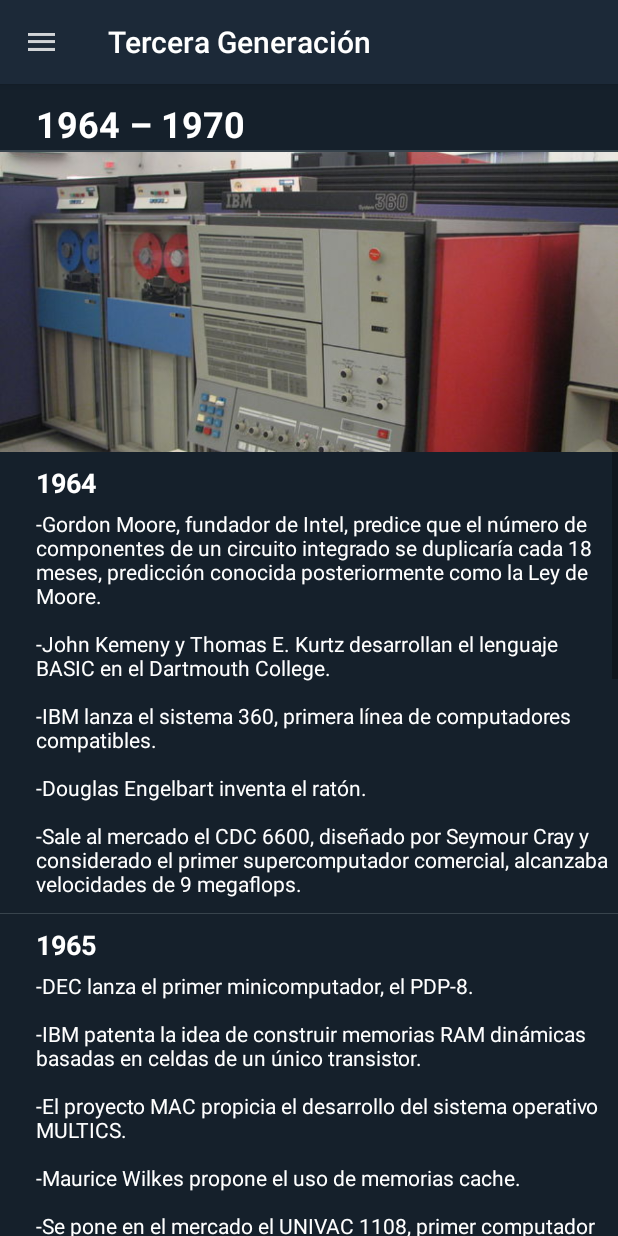
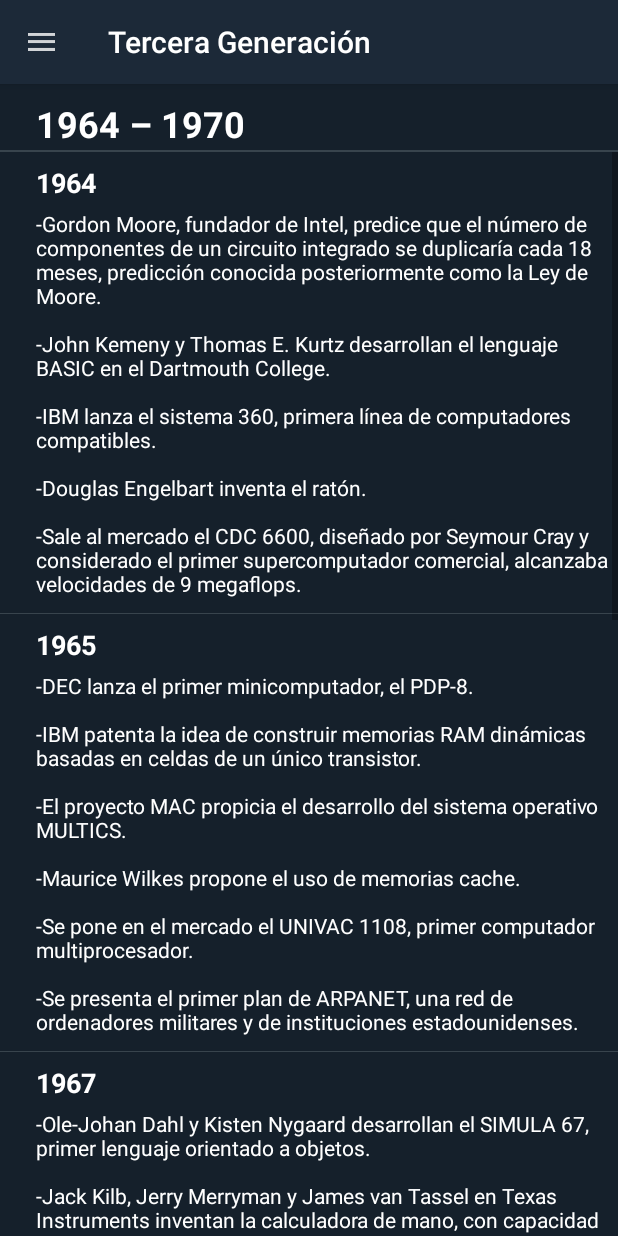
Before and after one commit to dgrdm9/ComputerHistory, an Android app: the screen it shows after launch (MainActivity), in the side drawer, after a tap on "Tercera Generación", on a phone screen of 412 x 824 dp. Run offline under Robolectric (Android 15) with nearby library versions, the phone set to English and light mode, and no system bars; our stand-ins replace Picasso.

Commit message:
Revert "Added some images to the fragments"
This reverts commit 6146a5f439ad974809ab706f157f5e9f586e9876.

```diff
--- a/app/src/main/java/com/dgrdm9/menulist/Fragments/FirstFragment.java
+++ b/app/src/main/java/com/dgrdm9/menulist/Fragments/FirstFragment.java
@@ -6,14 +6,12 @@
 import android.view.LayoutInflater;
 import android.view.View;
 import android.view.ViewGroup;
-import android.widget.ImageView;
 import android.widget.ListView;
 
 import com.dgrdm9.menulist.Adapters.EventoAdapter;
 import com.dgrdm9.menulist.Models.Evento;
 import com.dgrdm9.menulist.R;
 import com.dgrdm9.menulist.Utilities.Util;
-import com.squareup.picasso.Picasso;
 
 import java.util.ArrayList;
 import java.util.List;
@@ -26,7 +24,6 @@
     private ListView listView;
     private List<Evento> eventoList;
     private EventoAdapter listAdapter;
-    private ImageView imageView;
 
     public FirstFragment() {
         // Required empty public constructor
@@ -38,8 +35,6 @@
                              Bundle savedInstanceState) {
         // Inflate the layout for this fragment
         View v = inflater.inflate(R.layout.fragment_first, container, false);
-        imageView = v.findViewById(R.id.firstImage);
-        Picasso.get().load(R.drawable.eniac).fit().centerCrop().into(imageView);
         eventoList = new ArrayList<>();
         listView = v.findViewById(R.id.listView1);
         eventoList = Util.setFirstEventos();
--- a/app/src/main/java/com/dgrdm9/menulist/Fragments/ForthFragment.java
+++ b/app/src/main/java/com/dgrdm9/menulist/Fragments/ForthFragment.java
@@ -6,14 +6,12 @@
 import android.view.LayoutInflater;
 import android.view.View;
 import android.view.ViewGroup;
-import android.widget.ImageView;
 import android.widget.ListView;
 
 import com.dgrdm9.menulist.Adapters.EventoAdapter;
 import com.dgrdm9.menulist.Models.Evento;
 import com.dgrdm9.menulist.R;
 import com.dgrdm9.menulist.Utilities.Util;
-import com.squareup.picasso.Picasso;
 
 import java.util.ArrayList;
 import java.util.List;
@@ -26,7 +24,6 @@
     private ListView listView;
     private List<Evento> eventoList;
     private EventoAdapter listAdapter;
-    private ImageView imageView;
 
     public ForthFragment() {
         // Required empty public constructor
@@ -37,8 +34,6 @@
     public View onCreateView(LayoutInflater inflater, ViewGroup container,
                              Bundle savedInstanceState) {
         View v = inflater.inflate(R.layout.fragment_forth, container, false);
-        imageView = v.findViewById(R.id.forthImage);
-        Picasso.get().load(R.drawable.ibmpc).fit().centerCrop().into(imageView);
         eventoList = new ArrayList<>();
         listView = v.findViewById(R.id.listView4);
         eventoList = Util.setForthEventos();
--- a/app/src/main/java/com/dgrdm9/menulist/Fragments/PrehFragment.java
+++ b/app/src/main/java/com/dgrdm9/menulist/Fragments/PrehFragment.java
@@ -6,7 +6,6 @@
 import android.view.LayoutInflater;
 import android.view.View;
 import android.view.ViewGroup;
-import android.widget.ImageView;
 import android.widget.ListAdapter;
 import android.widget.ListView;
 
@@ -14,7 +13,6 @@
 import com.dgrdm9.menulist.Models.Evento;
 import com.dgrdm9.menulist.R;
 import com.dgrdm9.menulist.Utilities.Util;
-import com.squareup.picasso.Picasso;
 
 import java.util.ArrayList;
 import java.util.List;
@@ -28,7 +26,6 @@
     private ListView listView;
     private List<Evento> eventoList;
     private EventoAdapter listAdapter;
-    private ImageView imageView;
 
     public PrehFragment() {
         // Required empty public constructor
@@ -39,8 +36,6 @@
     public View onCreateView(LayoutInflater inflater, ViewGroup container,
                              Bundle savedInstanceState) {
         View v = inflater.inflate(R.layout.fragment_preh, container, false);
-        imageView = v.findViewById(R.id.prehImage);
-        Picasso.get().load(R.drawable.babbage).fit().centerCrop().into(imageView);
         eventoList = new ArrayList<>();
         listView = v.findViewById(R.id.listView0);
         eventoList = Util.setPrehEventos();
--- a/app/src/main/java/com/dgrdm9/menulist/Fragments/SecondFragment.java
+++ b/app/src/main/java/com/dgrdm9/menulist/Fragments/SecondFragment.java
@@ -6,14 +6,12 @@
 import android.view.LayoutInflater;
 import android.view.View;
 import android.view.ViewGroup;
-import android.widget.ImageView;
 import android.widget.ListView;
 
 import com.dgrdm9.menulist.Adapters.EventoAdapter;
 import com.dgrdm9.menulist.Models.Evento;
 import com.dgrdm9.menulist.R;
 import com.dgrdm9.menulist.Utilities.Util;
-import com.squareup.picasso.Picasso;
 
 import java.util.ArrayList;
 import java.util.List;
@@ -26,7 +24,6 @@
     private ListView listView;
     private List<Evento> eventoList;
     private EventoAdapter listAdapter;
-    private ImageView imageView;
 
     public SecondFragment() {
         // Required empty public constructor
@@ -38,8 +35,6 @@
                              Bundle savedInstanceState) {
         // Inflate the layout for this fragment
         View v = inflater.inflate(R.layout.fragment_second, container, false);
-        imageView = v.findViewById(R.id.secondImage);
-        Picasso.get().load(R.drawable.ibm350).fit().centerCrop().into(imageView);
         eventoList = new ArrayList<>();
         listView = v.findViewById(R.id.listView2);
         eventoList = Util.setSecondEventos();
--- a/app/src/main/java/com/dgrdm9/menulist/Fragments/ThirdFragment.java
+++ b/app/src/main/java/com/dgrdm9/menulist/Fragments/ThirdFragment.java
@@ -6,14 +6,12 @@
 import android.view.LayoutInflater;
 import android.view.View;
 import android.view.ViewGroup;
-import android.widget.ImageView;
 import android.widget.ListView;
 
 import com.dgrdm9.menulist.Adapters.EventoAdapter;
 import com.dgrdm9.menulist.Models.Evento;
 import com.dgrdm9.menulist.R;
 import com.dgrdm9.menulist.Utilities.Util;
-import com.squareup.picasso.Picasso;
 
 import java.util.ArrayList;
 import java.util.List;
@@ -26,7 +24,6 @@
     private ListView listView;
     private List<Evento> eventoList;
     private EventoAdapter listAdapter;
-    private ImageView imageView;
 
     public ThirdFragment() {
         // Required empty public constructor
@@ -37,8 +34,6 @@
     public View onCreateView(LayoutInflater inflater, ViewGroup container,
                              Bundle savedInstanceState) {
         View v = inflater.inflate(R.layout.fragment_third, container, false);
-        imageView = v.findViewById(R.id.thirdImage);
-        Picasso.get().load(R.drawable.ibm360).fit().centerCrop().into(imageView);
         eventoList = new ArrayList<>();
         listView = v.findViewById(R.id.listView3);
         eventoList = Util.setThirdEventos();
--- a/app/src/main/java/com/dgrdm9/menulist/Utilities/Util.java
+++ b/app/src/main/java/com/dgrdm9/menulist/Utilities/Util.java
@@ -67,7 +67,7 @@
         eventoList.add(new Evento("1965", "-DEC lanza el primer minicomputador, el PDP-8.\n\n-IBM patenta la idea de construir memorias RAM dinámicas basadas en celdas de un único transistor.\n\n-El proyecto MAC propicia el desarrollo del sistema operativo MULTICS.\n\n-Maurice Wilkes propone el uso de memorias cache.\n\n-Se pone en el mercado el UNIVAC 1108, primer computador multiprocesador.\n\n-Se presenta el primer plan de ARPANET, una red de ordenadores militares y de instituciones estadounidenses."));
         eventoList.add(new Evento("1967", "-Ole-Johan Dahl y Kisten Nygaard desarrollan el SIMULA 67, primer lenguaje orientado a objetos.\n\n-Jack Kilb, Jerry Merryman y James van Tassel en Texas Instruments inventan la calculadora de mano, con capacidad para realizar las cuatro operaciones básicas.\n\n-Donald Knuth escribe sobre los algoritmos y estructuras de datos como entidades separadas de los programas en los que son usados."));
         eventoList.add(new Evento("1968", "-En una conferencia financiada por el comité de ciencia de la NATO sobre la “crisis del software” se introduce el término ingeniería del software.\n\n-Las máquinas de Burroughs B2500 y B3500 son las primeras en incorporar circuitos integrados.\n\n-Se plantea la norma de utilizar formatos de 6 dígitos (YYMMDD) para la fechas, decisión que posteriormente daría lugar a la “crisis del año 2000”.\n\n-Robert Noyce, Andy Grove y Gordon Moore forman la compañía Intel.\n\n-Seymour Cray diseña el supercomputador CDC 7600, que alcanza velocidades de 40 megaflops.\n\n-Se comercializa el “IBM 360/85”, primer ordenador con “Memoria Cache”."));
-        eventoList.add(new Evento("1969", "-Se comercializa el “IBM 360/85”, primer ordenador con “Memoria Cache”.\n\n-Se establecen los primeros 4 nodos de ARPANET, en las universidades de UCLA, Stanford Research Institute (SRI), UC en Santa Bárbara y Utah.\n\n-Se introduce el estándar RS-232-C para facilitar el intercambio de datos entre computadores y periféricos."));
+        eventoList.add(new Evento("1969", "-Se comercializa el “IBM 360/85”, primer ordenador con “Memoria Cache”.\n\n-Se establecen los primeros 4 nodos de ARPANET, en las universidades de UCLA, Stanford Research Institute (SRI), UC en Santa Bárbara y Utah.\n\n-Se introduce el estándar RS-232-C para facilitar el intercambio de datos entre computadores y periféricos.\n\n-Se introduce el estándar RS-232-C para facilitar el intercambio de datos entre computadores y periféricos."));
         eventoList.add(new Evento("1970", "-Ken Thompson y Dennis Ritchie, de los laboratorios Bell, compilan la primera versión de UNIX.\n\n-IBM desarrolla e introduce el disco flexible de 8 pulgadas, el precursor de los modernos disquetes.\n\n-Niklaus Wirth desarrolla el PASCAL, que en 1972 dará lugar al MODULA 2.\n\n-Se anuncia la nueva serie de ordenadores “IBM 370”."));
         return eventoList;
     }
--- a/app/src/main/res/layout/fragment_third.xml
+++ b/app/src/main/res/layout/fragment_third.xml
@@ -25,17 +25,11 @@
         android:layout_marginTop="1dp"
         android:background="#38444D" />
 
-    <ImageView
-        android:id="@+id/thirdImage"
-        android:layout_width="match_parent"
-        android:layout_height="200dp"
-        android:layout_below="@+id/thirdDivider" />
-
     <ListView
         android:id="@+id/listView3"
         android:layout_width="match_parent"
         android:layout_height="match_parent"
-        android:layout_below="@+id/thirdImage"
+        android:layout_below="@+id/thirdDivider"
         android:divider="#38444D"
         android:dividerHeight="1px" />
 
```
Also changed, not shown: app/src/main/res/layout/fragment_first.xml (+1 -7 lines), app/src/main/res/layout/fragment_forth.xml (+1 -7 lines), app/src/main/res/layout/fragment_preh.xml (+1 -7 lines), app/src/main/res/layout/fragment_second.xml (+1 -7 lines), app/src/main/res/drawable/babbage.jpg (deleted), app/src/main/res/drawable/eniac.jpg (deleted), app/src/main/res/drawable/ibm350.jpeg (deleted), app/src/main/res/drawable/ibm360.jpg (deleted), app/src/main/res/drawable/ibmpc.jpg (deleted).
